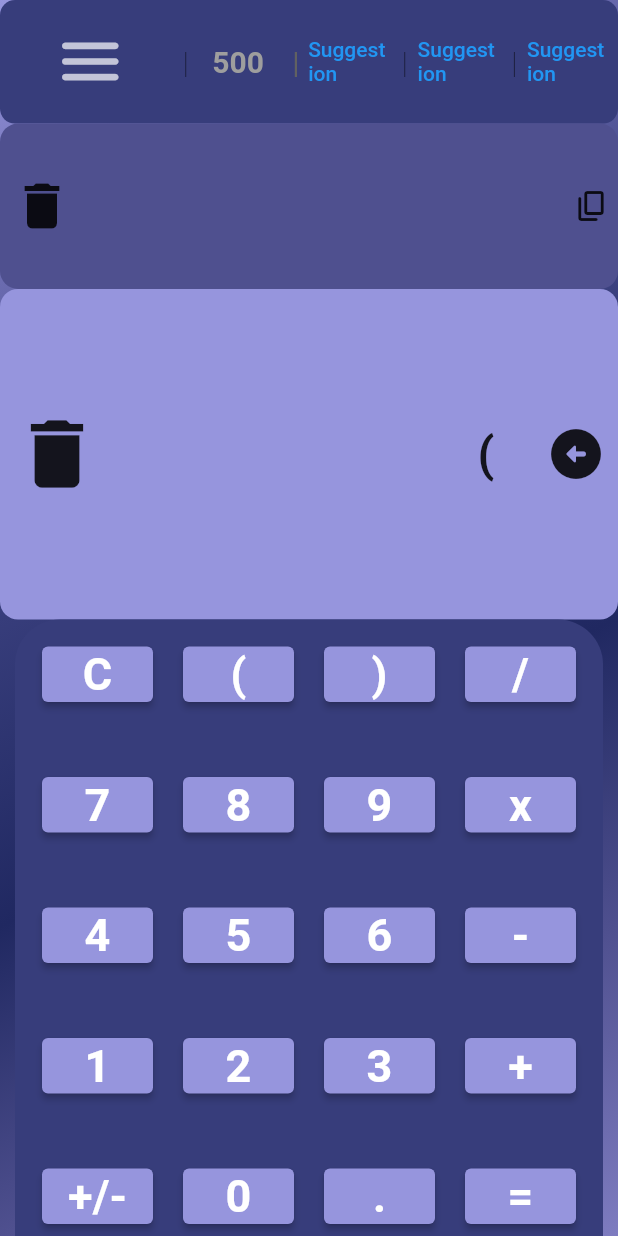
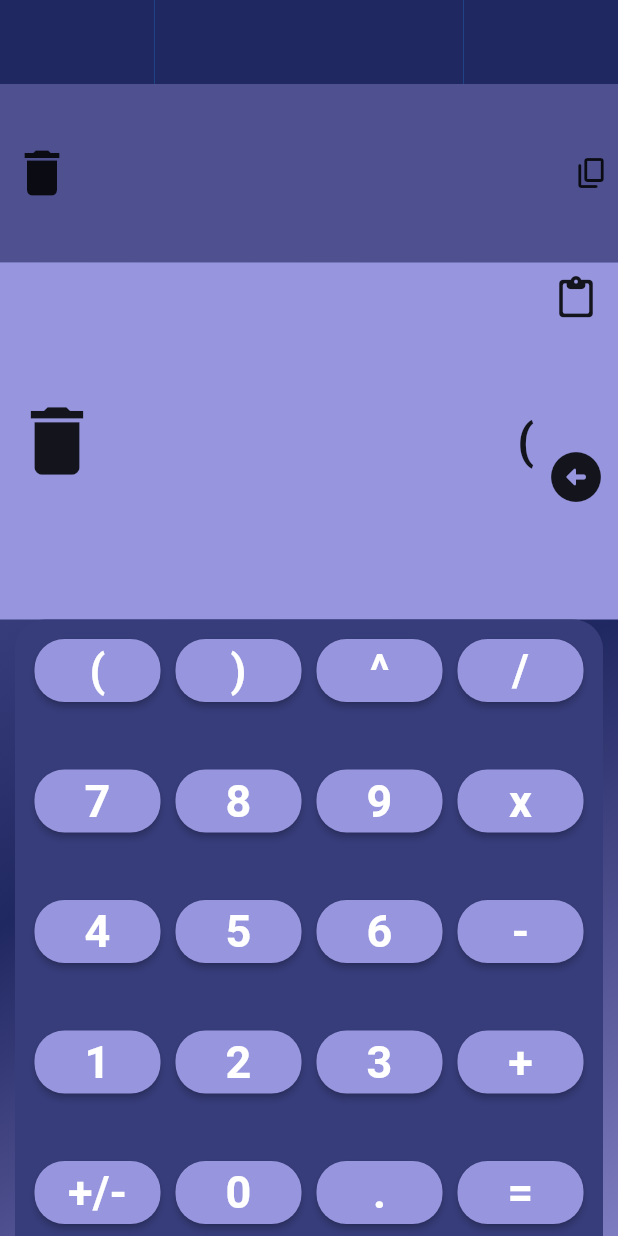
Before and after one commit to NuclearTea/calculator_app, a Flutter app: the screen it shows after launch, after a tap on an icon or button, on a phone screen of 412 x 824 dp. Run offline on Flutter 3.47's test engine with Material 2 defaults, Android fonts, the phone set to English and light mode, and no system bars; our stand-ins replace basic_utils, math_expressions; missing offline and left inert: function_tree.

```diff
--- a/lib/main.dart
+++ b/lib/main.dart
@@ -4,6 +4,7 @@ import 'package:flutter/material.dart';
 import 'package:flutter/services.dart';
 import "package:math_expressions/math_expressions.dart";
 import "package:function_tree/function_tree.dart";
+import 'package:basic_utils/basic_utils.dart';
 
 void main() {
   runApp(const MyApp());
@@ -16,7 +17,7 @@ class MyApp extends StatelessWidget {
   @override
   Widget build(BuildContext context) {
     return const MaterialApp(
-        home: MyHomePage(
+        home: BasicCalculator(
       title: '',
     ));
     // return MaterialApp(
@@ -38,8 +39,8 @@ class MyApp extends StatelessWidget {
   }
 }
 
-class MyHomePage extends StatefulWidget {
-  const MyHomePage({super.key, required this.title});
+class BasicCalculator extends StatefulWidget {
+  const BasicCalculator({super.key, required this.title});
 
   // This widget is the home page of your application. It is stateful, meaning
   // that it has a State object (defined below) that contains fields that affect
@@ -53,18 +54,18 @@ class MyHomePage extends StatefulWidget {
   final String title;
 
   @override
-  State<MyHomePage> createState() => _MyHomePageState();
+  State<BasicCalculator> createState() => _BasicCalculatorState();
 }
 
 evaluateExpression(String equation) {
-  return equation.interpret();
+  return equation.interpret().toString();
 }
 
-class _MyHomePageState extends State<MyHomePage> {
+class _BasicCalculatorState extends State<BasicCalculator> {
   List<String> acceptableValues = [
-    "C",
     "(",
     ")",
+    "^",
     "/",
     "7",
     "8",
@@ -99,9 +100,8 @@ class _MyHomePageState extends State<MyHomePage> {
 
   List<String> operations = ["+", "-", "x", "/"];
 
-  String clear = "C";
+  String negate = "+/-";
   String equalButton = "=";
-  // String decimalPoint = ".";
 
   List<String> recentHistory = List<int>.filled(4, 0).map((e) => "").toList();
 
@@ -115,12 +115,9 @@ class _MyHomePageState extends State<MyHomePage> {
   int secondaryLight = 0xff7e7cc0;
   int secondaryDark = 0xff202861;
 
+  int suggestionButtoncounter = 0;
   @override
   Widget build(BuildContext context) {
-    double heightScaleFactor = 1 / 10;
-    double suggestionWidthScaleFactor = 1 / 6;
-    double dividerWidthScaleFactor = 1 / 500;
-
     return Scaffold(
       body: Container(
         decoration: BoxDecoration(
@@ -138,123 +135,26 @@ class _MyHomePageState extends State<MyHomePage> {
         child: Column(
           mainAxisAlignment: MainAxisAlignment.spaceBetween,
           children: [
-            Container(
-              decoration: BoxDecoration(
-                borderRadius: BorderRadius.circular(10),
-                color: Color(primaryDark),
-              ),
-              height: MediaQuery.of(context).size.height * (heightScaleFactor),
-              child: Row(
-                mainAxisAlignment: MainAxisAlignment.spaceBetween,
-                children: <Widget>[
-                  SizedBox(
-                    width: MediaQuery.of(context).size.width * (7 / 24),
-                    height: MediaQuery.of(context).size.height *
-                        (heightScaleFactor),
-                    child: IconButton(
-                      iconSize: 50,
-                      icon: const Icon(
-                        Icons.menu_rounded,
-                        color: Colors.white70,
-                      ),
-                      onPressed: () {},
-                    ),
-                  ),
-                  SizedBox(
-                    width: MediaQuery.of(context).size.width *
-                        (dividerWidthScaleFactor),
-                    child: const Text(
-                      "|",
-                      textAlign: TextAlign.end,
-                      style: TextStyle(
-                        fontSize: 20,
-                        fontWeight: FontWeight.w100,
-                      ),
-                    ),
-                  ),
-                  SizedBox(
-                    width: MediaQuery.of(context).size.width *
-                        (suggestionWidthScaleFactor),
-                    height: MediaQuery.of(context).size.height *
-                        (heightScaleFactor),
-                    child: TextButton(
-                        onPressed: () {},
-                        child: const Text(
-                          "500",
-                          style: TextStyle(
-                              color: Colors.grey,
-                              fontWeight: FontWeight.bold,
-                              fontSize: 20),
-                        )),
-                  ),
-                  SizedBox(
-                    width: MediaQuery.of(context).size.width *
-                        (dividerWidthScaleFactor),
-                    child: Text(
-                      "|",
-                      textAlign: TextAlign.end,
-                      style:
-                          TextStyle(color: Colors.grey.shade700, fontSize: 20),
-                    ),
-                  ),
-                  SizedBox(
-                      width: MediaQuery.of(context).size.width *
-                          (suggestionWidthScaleFactor),
-                      height: MediaQuery.of(context).size.height *
-                          (heightScaleFactor),
-                      child: TextButton(
-                          onPressed: () {}, child: const Text("Suggestion"))),
-                  SizedBox(
-                    width: MediaQuery.of(context).size.width *
-                        (dividerWidthScaleFactor),
-                    child: const Text(
-                      "|",
-                      textAlign: TextAlign.end,
-                      style: TextStyle(
-                        fontSize: 20,
-                        fontWeight: FontWeight.w100,
-                      ),
-                    ),
-                  ),
-                  SizedBox(
-                      width: MediaQuery.of(context).size.width *
-                          (suggestionWidthScaleFactor),
-                      height: MediaQuery.of(context).size.height *
-                          (heightScaleFactor),
-                      child: TextButton(
-                          onPressed: () {}, child: const Text("Suggestion"))),
-                  SizedBox(
-                    width: MediaQuery.of(context).size.width *
-                        (dividerWidthScaleFactor),
-                    child: const Text(
-                      "|",
-                      textAlign: TextAlign.end,
-                      style: TextStyle(
-                        fontSize: 20,
-                        fontWeight: FontWeight.w100,
-                      ),
-                    ),
-                  ),
-                  SizedBox(
-                      width: MediaQuery.of(context).size.width *
-                          (suggestionWidthScaleFactor),
-                      height: MediaQuery.of(context).size.height *
-                          (heightScaleFactor),
-                      child: TextButton(
-                          onPressed: () {}, child: const Text("Suggestion"))),
+            AppBar(
+              actions: [
+                suggestionButton(secondaryDark, 0),
+                suggestionButton(secondaryDark, 1),
+                suggestionButton(secondaryDark, 2),
+                suggestionButton(secondaryDark, 3)
               ],
-              ),
+              // )
             ),
             Expanded(
+              // equation bar
               flex: 1,
               child: Container(
                 decoration: BoxDecoration(
-                  borderRadius: BorderRadius.circular(12),
                   color: Color(secondaryDefault),
                 ),
                 child: Row(
                   children: [
                     Expanded(
+                      // delete button
                       flex: 1,
                       child: IconButton(
                           iconSize: 40,
@@ -262,6 +162,7 @@ class _MyHomePageState extends State<MyHomePage> {
                           icon: const Icon(Icons.delete)),
                     ),
                     Expanded(
+                      // displays equation
                       flex: 9,
                       child: Text(
                         equation,
@@ -275,6 +176,7 @@ class _MyHomePageState extends State<MyHomePage> {
                       ),
                     ),
                     Expanded(
+                      // copy to clipboard button
                       flex: 1,
                       child: IconButton(
                         onPressed: () =>
@@ -298,7 +200,6 @@ class _MyHomePageState extends State<MyHomePage> {
               child: Container(
                 decoration: BoxDecoration(
                   color: Color(primaryLight),
-                  borderRadius: BorderRadius.circular(12),
                 ),
                 width: double.infinity,
                 child: Row(
@@ -311,20 +212,8 @@ class _MyHomePageState extends State<MyHomePage> {
                           onPressed: () => setState(() => displayString = ""),
                           icon: const Icon(Icons.delete)),
                     ),
-                    // Expanded(
-                    //   flex: 24,
-                    //   child: Text(
-                    //     // displayObject.getDisplayString,
-                    //     displayObject.string,
-                    //     style: const TextStyle(
-                    //         color: Colors.black87,
-                    //         fontFamily: "Roboto",
-                    //         fontSize: 32,
-                    //         fontWeight: FontWeight.bold),
-                    //     textAlign: TextAlign.end,
-                    //   ),
-                    // ),
                     Expanded(
+                      // Delete string button
                       flex: 24,
                       child: Text(
                         displayString,
@@ -336,7 +225,22 @@ class _MyHomePageState extends State<MyHomePage> {
                         textAlign: TextAlign.end,
                       ),
                     ),
+                    Column(
+                      children: [
+                        IconButton(
+                            // paste clipboard button
+                            iconSize: 30,
+                            onPressed: () => setState(() {
+                                  Clipboard.getData(Clipboard.kTextPlain)
+                                      .then((value) {
+                                    String s0 = displayString;
+                                    var s1 = s0 += value!.text!;
+                                    displayString = s1;
+                                  });
+                                }),
+                            icon: const Icon(Icons.paste_rounded)),
                         Expanded(
+                          // delete most recent charecter button
                           flex: 8,
                           child: IconButton(
                               iconSize: 40,
@@ -344,7 +248,10 @@ class _MyHomePageState extends State<MyHomePage> {
                               onPressed: () => setState(() => displayString =
                                   displayString.substring(
                                       0, displayString.length - 1)),
-                          icon: const Icon(Icons.arrow_circle_left_rounded)),
+                              icon:
+                                  const Icon(Icons.arrow_circle_left_rounded)),
+                        ),
+                      ],
                     ),
                   ],
                 ),
@@ -354,8 +261,8 @@ class _MyHomePageState extends State<MyHomePage> {
               margin: const EdgeInsets.fromLTRB(10, 0, 10, 0),
               decoration: BoxDecoration(
                   borderRadius: const BorderRadius.only(
-                      topLeft: Radius.circular(30),
-                      topRight: Radius.circular(30)),
+                      topLeft: Radius.circular(20),
+                      topRight: Radius.circular(20)),
                   color: Color(primaryDark)),
               child: Padding(
                 padding: const EdgeInsets.all(8.0),
@@ -371,23 +278,42 @@ class _MyHomePageState extends State<MyHomePage> {
                     children: acceptableValues
                         .map(
                           (value) => Container(
-                            margin: const EdgeInsets.fromLTRB(10, 10, 10, 0),
-                            decoration: BoxDecoration(
-                                borderRadius: BorderRadius.circular(100)),
+                            margin: const EdgeInsets.fromLTRB(5, 5, 5, 0),
                             child: ElevatedButton(
                               style: ElevatedButton.styleFrom(
-                                  backgroundColor: Color(primaryLight)),
+                                  backgroundColor: Color(primaryLight),
+                                  shape: const RoundedRectangleBorder(
+                                      borderRadius: BorderRadius.all(
+                                          Radius.circular(20)))),
                               onPressed: () {
                                 setState(() {
-                                  if (value == clear) {
-                                    displayString = "";
-                                  } else if (value == equalButton) {
-                                    equation = displayString;
-                                    var answer =
-                                        displayString.replaceAll('x', "*");
+                                  if (value == equalButton) {
+                                    // equal button is pressed
+                                    equation =
+                                        displayString; // equation bar is set to current unsolved equation in main bar
+                                    var answer = displayString.replaceAll('x',
+                                        "*"); // replaces x with * as library doesn't recognize x as multiplication
+                                    displayString = evaluateExpression(
+                                        answer); // display string is now the answer
+
+                                    recentHistory[suggestionButtoncounter % 4] =
+                                        displayString; // mod 4 because then only values given are [0,3]
+                                    suggestionButtoncounter++;
+                                  } else if (value == negate) {
+                                    // button pressed == "+/-"
+                                    if (displayString[0] != "-") {
                                       displayString =
-                                        evaluateExpression(answer).toString();
+                                          StringUtils.addCharAtPosition(
+                                              displayString, "-", 0);
                                     } else {
+                                      // first element is "-"
+                                      displayString =
+                                          StringUtils.removeCharAtPosition(
+                                              displayString,
+                                              1); // int value represents position, so it starts at 1
+                                    }
+                                  } else {
+                                    // appends on button value
                                     displayString += value;
                                   }
                                   print(displayString);
@@ -415,4 +341,28 @@ class _MyHomePageState extends State<MyHomePage> {
       ),
     );
   }
+
+  Expanded suggestionButton(int color, int index) {
+    return Expanded(
+      child: TextButton(
+          style: ButtonStyle(
+              backgroundColor: MaterialStateProperty.all(Color(color)),
+              shape:
+                  MaterialStateProperty.all(const ContinuousRectangleBorder())),
+          onPressed: () {
+            setState(() {
+              displayString += recentHistory[index];
+            });
+            print("suggestion button ${recentHistory[0]} pressed");
+          },
+          child: Text(
+            recentHistory[index],
+            style: const TextStyle(
+                fontFamily: "Roboto",
+                fontWeight: FontWeight.bold,
+                fontSize: 16,
+                color: Colors.white54),
+          )),
+    );
   }
+}
```
Lines whose indentation alone changed are shown as unchanged.
